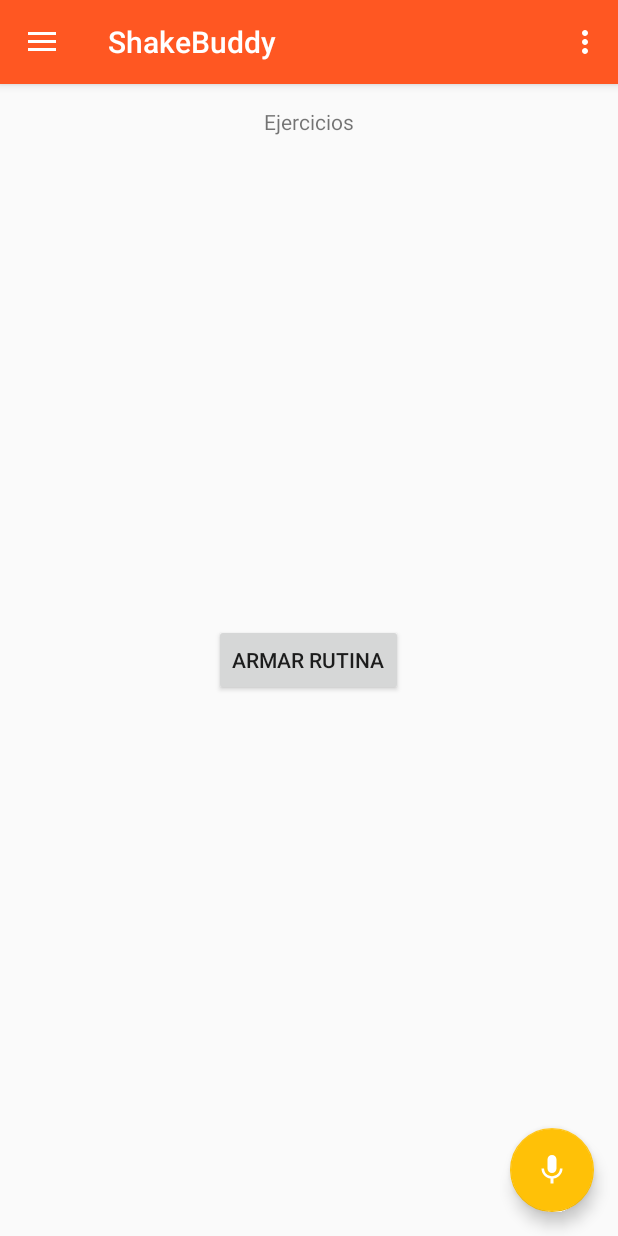
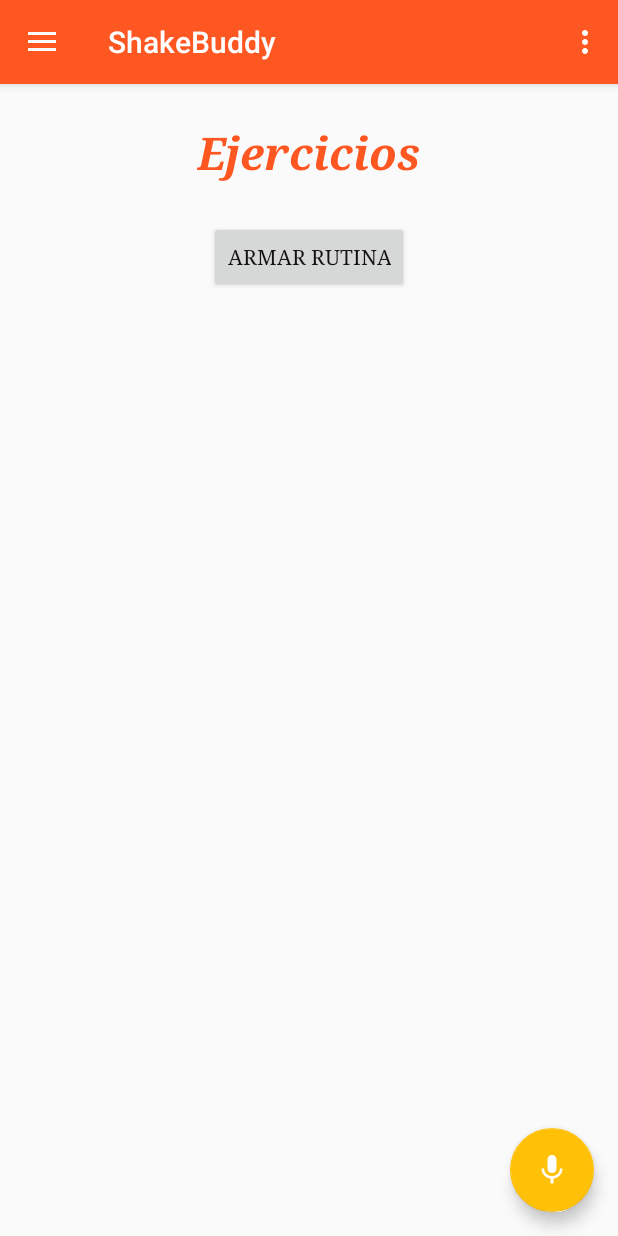
Before and after one commit to LEDODO99/HCIProy2, an Android app: the screen it shows after launch (MainActivity), in the side drawer, after a tap on "Ejercicios", on a phone screen of 412 x 824 dp. Run offline under Robolectric (Android 15) with nearby library versions, the phone set to English and light mode, and no system bars.

Commit message:
gui update

```diff
--- a/app/src/main/res/layout/fragment_ejecicios.xml
+++ b/app/src/main/res/layout/fragment_ejecicios.xml
@@ -3,19 +3,40 @@
     android:layout_width="match_parent"
     android:layout_height="match_parent">
 
+    <ScrollView
+        android:layout_width="match_parent"
+        android:layout_height="match_parent">
+
+        <LinearLayout
+            android:layout_width="match_parent"
+            android:layout_height="wrap_content"
+            android:orientation="vertical" >
+
             <TextView
+                android:id="@+id/txt_ejercicios"
                 android:layout_width="wrap_content"
                 android:layout_height="wrap_content"
+                android:layout_gravity="center_horizontal"
+                android:layout_marginTop="25dp"
+                android:fontFamily="serif"
                 android:text="Ejercicios"
-        android:layout_alignParentTop="true"
-        android:layout_centerHorizontal="true"
-        android:layout_marginTop="15dp"/>
+                android:textColor="#FF5722"
+                android:textSize="30sp"
+                android:textStyle="bold|italic" />
 
             <Button
+                android:id="@+id/boton_armar_rutina"
                 android:layout_width="wrap_content"
                 android:layout_height="wrap_content"
-        android:id="@+id/boton_armar_rutina"
-        android:layout_centerInParent="true"
-        android:text="Armar Rutina"/>
+                android:layout_below="@id/txt_ejercicios"
+                android:layout_marginTop="25dp"
+                android:fontFamily="serif"
+                android:layout_gravity="center_horizontal"
+                android:text="Armar Rutina"
+                android:textColor="#13120F" />
+
+        </LinearLayout>
+
+    </ScrollView>
 
 </RelativeLayout>
--- a/app/src/main/res/menu/activity_main_drawer.xml
+++ b/app/src/main/res/menu/activity_main_drawer.xml
@@ -7,7 +7,7 @@
         <item
             android:id="@+id/nav_home"
             android:icon="@drawable/ic_menu_inicio"
-            android:title="@string/menu_inicio"/>
+            android:title="@string/menu_inicio" />
         <item
             android:id="@+id/nav_gallery"
             android:icon="@drawable/ic_menu_ejercicios"
```
Lines whose indentation alone changed are shown as unchanged.
